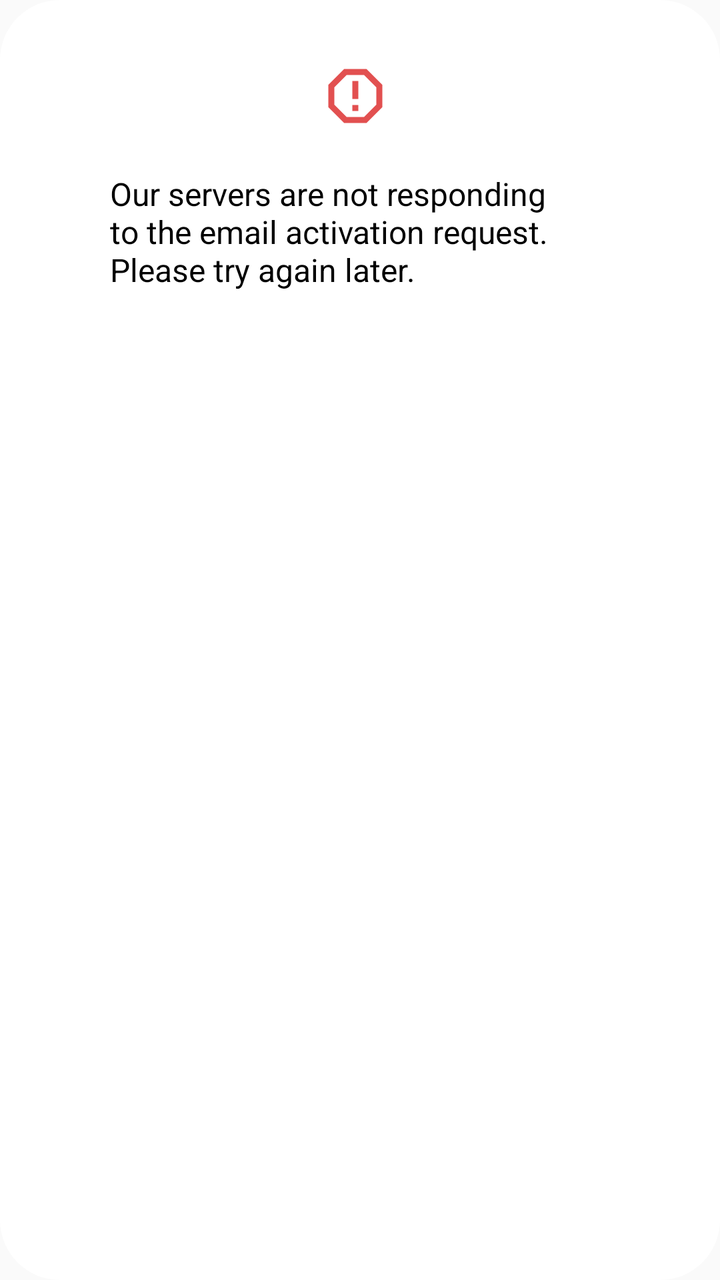
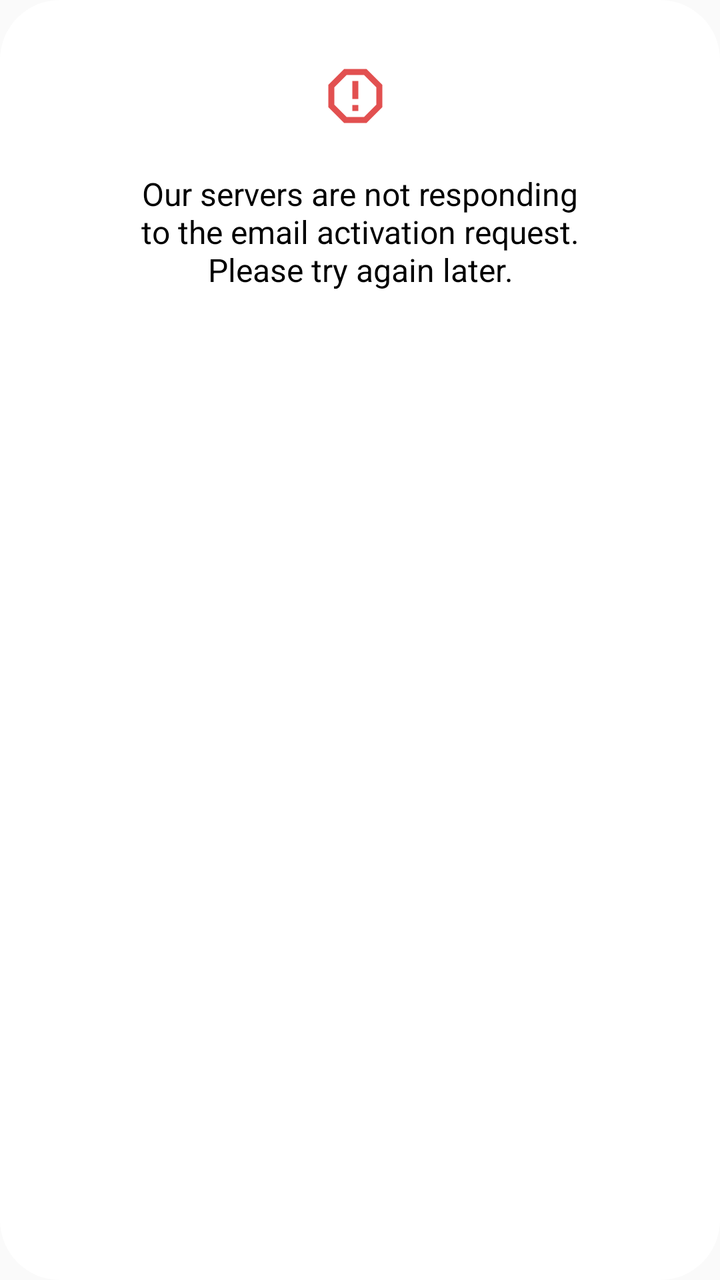

The first picture is an Android layout as it rendered before a commit; the second is the same layout after the commit. The layout source and the unified diff follow.
<!-- AndroidManifest.xml: application theme Theme.MyAppCompatTheme -->
<!-- res/layout/dialog_aktivasyon_basarisiz.xml -->
<?xml version="1.0" encoding="utf-8"?>
<androidx.constraintlayout.widget.ConstraintLayout
    xmlns:android="http://schemas.android.com/apk/res/android"
    android:layout_width="wrap_content"
    android:layout_height="wrap_content"
    xmlns:app="http://schemas.android.com/apk/res-auto"
    android:layout_gravity="center"
    android:padding="20dp"
    android:background="@drawable/dialog_round_back_ground">

    <ImageButton
        android:id="@+id/ib_mail"
        android:layout_width="wrap_content"
        android:layout_height="wrap_content"
        android:src="@drawable/baseline_report_gmailerrorred_24"
        android:background="@color/cvBackground"
        android:padding="5dp"
        app:layout_constraintStart_toStartOf="parent"
        app:layout_constraintEnd_toEndOf="parent"
        app:layout_constraintTop_toTopOf="parent"
        android:layout_marginEnd="5dp"
        android:layout_marginTop="5dp"/>

    <TextView
        android:id="@+id/txt_mail_basarisiz"
        android:layout_width="250dp"
        android:layout_height="wrap_content"
        android:text="@string/txt_mail_basarisiz"
        android:textColor="@color/textColorPrimary"
        android:textSize="16sp"
        android:layout_marginStart="40dp"
        android:layout_marginEnd="40dp"
        android:layout_marginTop="15dp"
        app:layout_constraintEnd_toEndOf="parent"
        app:layout_constraintStart_toStartOf="parent"
        app:layout_constraintTop_toBottomOf="@id/ib_mail"/>

</androidx.constraintlayout.widget.ConstraintLayout>
<!-- resources referenced by this layout -->
<resources>
  <color name="cvBackground">#FFFFFF</color>
  <color name="textColorPrimary">#000000</color>
  <!-- drawable baseline_report_gmailerrorred_24 (drawable) -->
  <vector xmlns:android="http://schemas.android.com/apk/res/android"
      android:height="36dp"
      android:tint="#E25050"
      android:viewportHeight="24"
      android:viewportWidth="24"
      android:width="36dp">
        
      <path android:fillColor="@android:color/white" android:pathData="M15.73,3H8.27L3,8.27v7.46L8.27,21h7.46L21,15.73V8.27L15.73,3zM19,14.9L14.9,19H9.1L5,14.9V9.1L9.1,5h5.8L19,9.1V14.9z"/>
        
      <path android:fillColor="@android:color/white" android:pathData="M11,7h2v6h-2z"/>
        
      <path android:fillColor="@android:color/white" android:pathData="M11,15h2v2h-2z"/>
      
  </vector>
  <!-- drawable dialog_round_back_ground (drawable) -->
  <?xml version="1.0" encoding="utf-8"?>
  <shape xmlns:android="http://schemas.android.com/apk/res/android">
      <solid
          android:color="@color/cvBackground"/>
      <corners
          android:radius="30dp" />
      <padding
          android:left="10dp"
          android:top="10dp"
          android:right="10dp"
          android:bottom="10dp" />
  </shape>
  <string name="txt_mail_basarisiz">Our servers are not responding to the email activation request. Please try again later.</string>
  <style name="Theme.MyAppCompatTheme" parent="Theme.AppCompat.Light.NoActionBar">
          <item name="colorPrimary">@color/white</item>
          <item name="colorPrimaryDark">@color/white</item>
          <item name="colorAccent">@color/teal_700</item>
          <item name="android:windowLightStatusBar">true</item>
          <item name="colorControlHighlight">@color/ripple_color</item>
          <item name="searchViewStyle">@style/Widget.AppCompat.SearchView</item>
      </style>
  <color name="white">#FFFFFFFF</color>
  <color name="teal_700">#FF018786</color>
  <color name="ripple_color">#DCDCDC</color>
</resources>

<!-- the commit's change to res/layout/dialog_aktivasyon_basarisiz.xml (unified diff, before → after) -->
@@ -27,6 +27,7 @@
         android:layout_height="wrap_content"
         android:text="@string/txt_mail_basarisiz"
         android:textColor="@color/textColorPrimary"
+        android:gravity="center"
         android:textSize="16sp"
         android:layout_marginStart="40dp"
         android:layout_marginEnd="40dp"
